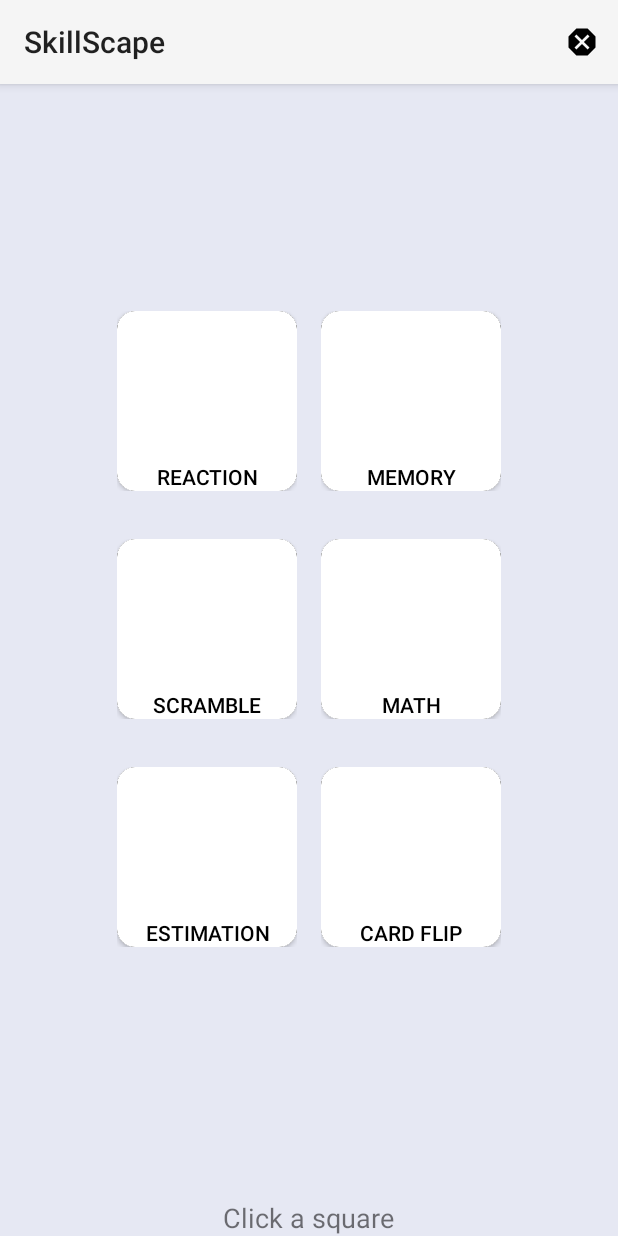
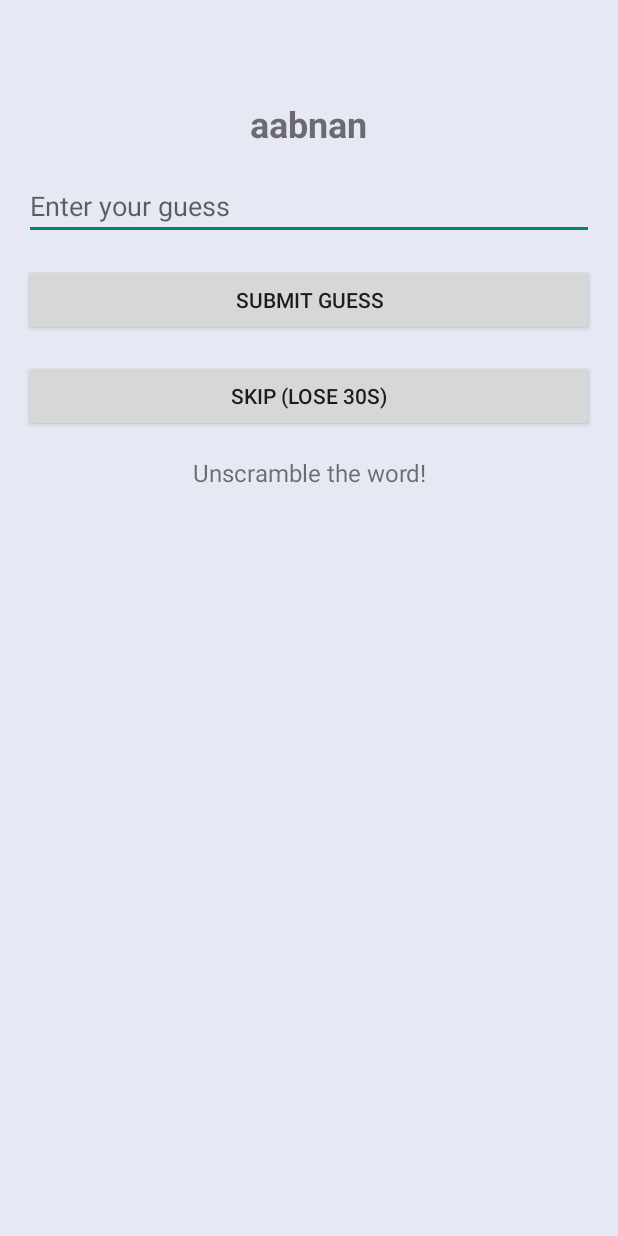
Before and after one commit to joshuaj0421/SkillScape, an Android app built with Jetpack Compose: the screen it shows after launch once a user with an empty profile is signed in (GamePickerActivity before the commit, ScrambleGameActivity after it), after a tap on "SCRAMBLE", on a phone screen of 412 x 824 dp. Run offline under Robolectric (Android 15) with nearby library versions, the light colour scheme and no system bars; our stand-ins replace Firebase (no records; nobody signed in at launch, a user with empty details on screens opened directly).

Commit message:
Scramble game complete

```diff
--- a/app/src/main/AndroidManifest.xml
+++ b/app/src/main/AndroidManifest.xml
@@ -31,6 +31,10 @@
             android:name=".ReactionTimeGameActivity"
             android:theme="@style/Theme.SkillScape">
         </activity>
+        <activity
+            android:name=".ScrambleGameActivity"
+            android:windowSoftInputMode="adjustResize" />
+
     </application>
 
 </manifest>
--- a/app/src/main/java/edu/uark/joshuaj/skillscape/GamePickerActivity.kt
+++ b/app/src/main/java/edu/uark/joshuaj/skillscape/GamePickerActivity.kt
@@ -43,6 +43,8 @@ class GamePickerActivity : AppCompatActivity() {
         square2.setOnClickListener {
         }
         square3.setOnClickListener {
+            val intent = Intent(this, ScrambleGameActivity::class.java)
+            startActivity(intent)
         }
         square4.setOnClickListener {
         }
--- /dev/null
+++ b/app/src/main/java/edu/uark/joshuaj/skillscape/ScrambleGameActivity.kt
@@ -0,0 +1,120 @@
+package edu.uark.joshuaj.skillscape
+
+import android.os.Bundle
+import android.os.SystemClock
+import android.widget.Button
+import android.widget.EditText
+import android.widget.TextView
+import androidx.appcompat.app.AppCompatActivity
+
+class ScrambleGameActivity : AppCompatActivity() {
+
+    private lateinit var scrambledWordTextView: TextView
+    private lateinit var guessEditText: EditText
+    private lateinit var submitGuessButton: Button
+    private lateinit var skipButton: Button
+    private lateinit var statusTextView: TextView
+
+    private val wordPool = listOf(
+        "apple", "banana", "grape", "orange", "peach", "cherry", "melon", "berry",
+        "kiwi", "lemon", "plum", "mango", "lime", "fig", "apricot", "papaya",
+        "guava", "coconut", "pineapple", "raspberry", "strawberry", "blueberry",
+        "nectarine", "carrot", "pepper", "potato", "tomato", "onion", "broccoli",
+        "spinach", "lettuce", "zucchini", "pumpkin", "squash", "beet", "radish",
+        "celery", "okra", "basil", "mint", "thyme", "parsley", "sage", "rosemary"
+    ).toMutableList() // Mutable list for dynamic replacement
+    private val words = mutableListOf<String>() // Words for the current game
+    private var currentWordIndex = 0
+    private var startTime: Long = 0
+    private var endTime: Long = 0
+
+    private val currentWord: String
+        get() = words[currentWordIndex]
+
+    override fun onCreate(savedInstanceState: Bundle?) {
+        super.onCreate(savedInstanceState)
+        setContentView(R.layout.activity_scramble_game)
+
+        scrambledWordTextView = findViewById(R.id.scrambledWordTextView)
+        guessEditText = findViewById(R.id.guessEditText)
+        submitGuessButton = findViewById(R.id.submitGuessButton)
+        skipButton = findViewById(R.id.skipButton)
+        statusTextView = findViewById(R.id.statusTextView)
+
+        // Start the game
+        startGame()
+
+        submitGuessButton.setOnClickListener {
+            checkGuess()
+        }
+
+        skipButton.setOnClickListener {
+            skipCurrentWord()
+        }
+    }
+
+    private fun startGame() {
+        currentWordIndex = 0
+        words.addAll(wordPool.shuffled().take(3)) // Randomly choose 3 initial words
+        startTime = SystemClock.elapsedRealtime()
+        showNextWord()
+    }
+
+    private fun showNextWord() {
+        if (currentWordIndex < words.size) {
+            val scrambledWord = scrambleWord(currentWord)
+            scrambledWordTextView.text = scrambledWord
+            guessEditText.text.clear()
+            statusTextView.text = "Unscramble the word!"
+        } else {
+            endTime = SystemClock.elapsedRealtime()
+            showFinalScore()
+        }
+    }
+
+    private fun scrambleWord(word: String): String {
+        val characters = word.toCharArray()
+        do {
+            characters.shuffle()
+        } while (String(characters) == word) // Ensure the scrambled word is different
+        return String(characters)
+    }
+
+    private fun checkGuess() {
+        val userGuess = guessEditText.text.toString().trim()
+
+        if (userGuess.equals(currentWord, ignoreCase = true)) {
+            currentWordIndex++
+            showNextWord()
+        } else {
+            statusTextView.text = "Incorrect! Try again."
+        }
+    }
+
+    private fun skipCurrentWord() {
+        // Deduct 30 seconds from elapsed time
+        startTime -= 30 * 1000 // Subtract 30 seconds (30,000 ms)
+
+        // Replace the skipped word with a new one
+        val newWord = getNewWord()
+        words[currentWordIndex] = newWord
+
+        showNextWord()
+        statusTextView.text = "You skipped! 30 seconds added to your time."
+    }
+
+    private fun getNewWord(): String {
+        // Select a new word that is not already in the current game
+        val remainingWords = wordPool - words
+        return remainingWords.random()
+    }
+
+    private fun showFinalScore() {
+        val timeTaken = (endTime - startTime) / 1000 // seconds
+        statusTextView.text = "Congratulations! Time: $timeTaken seconds"
+        scrambledWordTextView.text = ""
+        guessEditText.isEnabled = false
+        submitGuessButton.isEnabled = false
+        skipButton.isEnabled = false
+    }
+}
--- /dev/null
+++ b/app/src/main/res/layout/activity_scramble_game.xml
@@ -0,0 +1,62 @@
+<ScrollView xmlns:android="http://schemas.android.com/apk/res/android"
+    android:layout_width="match_parent"
+    android:layout_height="match_parent"
+    android:fillViewport="true"
+    android:background="#E6E8F3"> <!-- Set page background -->
+
+    <LinearLayout
+        android:layout_width="match_parent"
+        android:layout_height="wrap_content"
+        android:orientation="vertical"
+        android:padding="16dp"
+        android:gravity="center_horizontal"
+        android:layout_marginTop="50dp"> <!-- Shift downward -->
+
+        <!-- Scrambled Word Text -->
+        <TextView
+            android:id="@+id/scrambledWordTextView"
+            android:layout_width="wrap_content"
+            android:layout_height="wrap_content"
+            android:textSize="24sp"
+            android:textStyle="bold"
+            android:text="Scrambled Word"
+            android:layout_marginBottom="16dp"
+            android:gravity="center_horizontal" />
+
+        <!-- Guess Input -->
+        <EditText
+            android:id="@+id/guessEditText"
+            android:layout_width="match_parent"
+            android:layout_height="wrap_content"
+            android:hint="Enter your guess"
+            android:inputType="text"
+            android:layout_marginBottom="16dp" />
+
+        <!-- Submit Guess Button -->
+        <Button
+            android:id="@+id/submitGuessButton"
+            android:layout_width="match_parent"
+            android:layout_height="wrap_content"
+            android:text="Submit Guess"
+            android:layout_marginBottom="16dp" />
+
+        <!-- Skip Button -->
+        <Button
+            android:id="@+id/skipButton"
+            android:layout_width="match_parent"
+            android:layout_height="wrap_content"
+            android:text="Skip (Lose 30s)"
+            android:layout_marginBottom="16dp" />
+
+        <!-- Status Text -->
+        <TextView
+            android:id="@+id/statusTextView"
+            android:layout_width="wrap_content"
+            android:layout_height="wrap_content"
+            android:text="Unscramble the word!"
+            android:textSize="16sp"
+            android:layout_marginBottom="16dp"
+            android:gravity="center_horizontal" />
+
+    </LinearLayout>
+</ScrollView>
```
